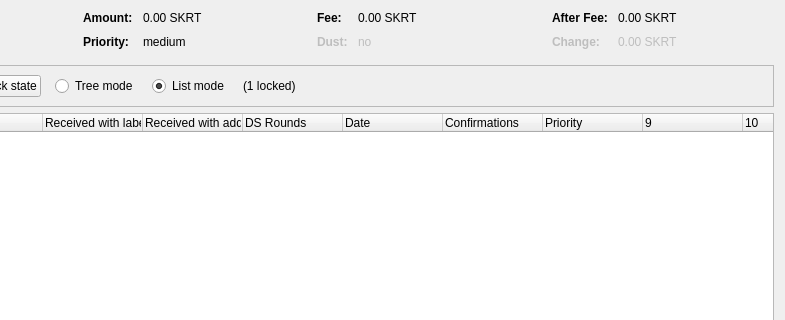
undrxcoin/undrxcoin, file src/qt/forms/coincontroldialog.ui: the form before one commit; both pictures show x 169 to 954 and y 0 to 320 of the 954 by 500 pixel window.
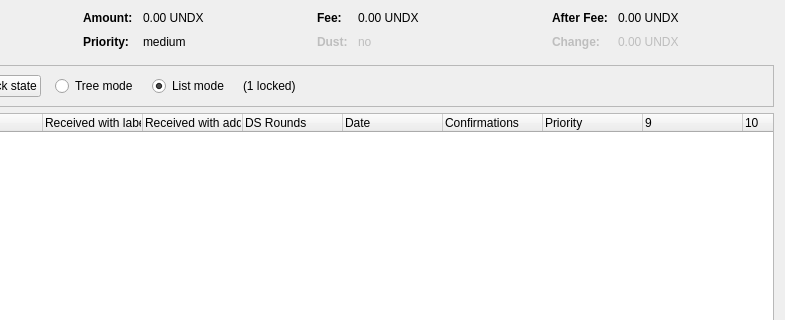
The form after the commit. Custom widgets are drawn as their Qt base class.

```diff
--- a/src/qt/forms/coincontroldialog.ui
+++ b/src/qt/forms/coincontroldialog.ui
@@ -132,7 +132,7 @@
           <enum>Qt::ActionsContextMenu</enum>
          </property>
          <property name="text">
-          <string notr="true">0.00 SKRT</string>
+          <string notr="true">0.00 UNDX</string>
          </property>
          <property name="textInteractionFlags">
           <set>Qt::LinksAccessibleByMouse|Qt::TextSelectableByKeyboard|Qt::TextSelectableByMouse</set>
@@ -206,7 +206,7 @@
           <enum>Qt::ActionsContextMenu</enum>
          </property>
          <property name="text">
-          <string notr="true">0.00 SKRT</string>
+          <string notr="true">0.00 UNDX</string>
          </property>
          <property name="textInteractionFlags">
           <set>Qt::LinksAccessibleByMouse|Qt::TextSelectableByKeyboard|Qt::TextSelectableByMouse</set>
@@ -286,7 +286,7 @@
           <enum>Qt::ActionsContextMenu</enum>
          </property>
          <property name="text">
-          <string notr="true">0.00 SKRT</string>
+          <string notr="true">0.00 UNDX</string>
          </property>
          <property name="textInteractionFlags">
           <set>Qt::LinksAccessibleByMouse|Qt::TextSelectableByKeyboard|Qt::TextSelectableByMouse</set>
@@ -321,7 +321,7 @@
           <enum>Qt::ActionsContextMenu</enum>
          </property>
          <property name="text">
-          <string notr="true">0.00 SKRT</string>
+          <string notr="true">0.00 UNDX</string>
          </property>
          <property name="textInteractionFlags">
           <set>Qt::LinksAccessibleByMouse|Qt::TextSelectableByKeyboard|Qt::TextSelectableByMouse</set>
```
